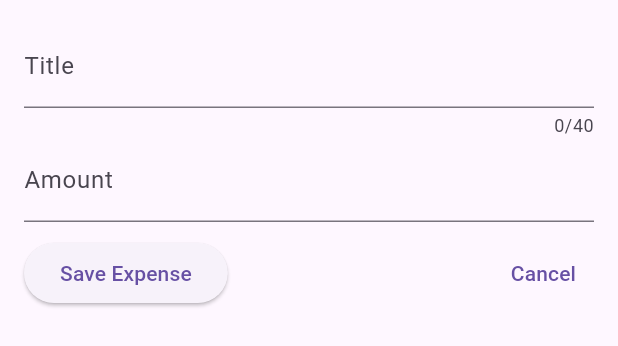
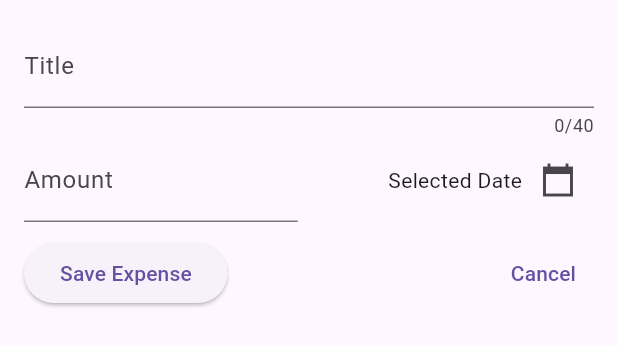
Before and after one commit to ishwar46/everydayFlutter, a Flutter app: the NewExpense widget shown alone on an empty page, opened directly, on a phone screen of 412 x 824 dp. Shown: the top 346 px of the screen. Run offline on Flutter 3.47's test engine with Material 3 defaults, Android fonts, the phone set to English and light mode, and no system bars; our stand-ins replace google_fonts.

Commit message:
Date picker shown

```diff
--- a/expense_tracker/lib/widgets/new_expense.dart
+++ b/expense_tracker/lib/widgets/new_expense.dart
@@ -1,4 +1,5 @@
 import 'package:flutter/material.dart';
+import 'package:flutter/widgets.dart';
 
 class NewExpense extends StatefulWidget {
   const NewExpense({super.key});
@@ -17,6 +18,13 @@ class _NewExpenseState extends State<NewExpense> {
 
   final _titleController = TextEditingController();
   final _amountController = TextEditingController();
+
+  void _presentDatePicker() {
+    final now = DateTime.now();
+    final firstDate = DateTime(now.year - 1, now.month, now.day);
+    final lastDate = DateTime(now.year);
+    showDatePicker(context: context, firstDate: firstDate, lastDate: now);
+  }
 
   @override
   void dispose() {
@@ -38,11 +46,32 @@ class _NewExpenseState extends State<NewExpense> {
               label: Text('Title'),
             ),
           ),
-          TextField(
-            controller: _amountController,
-            keyboardType: TextInputType.number,
-            decoration:
-                const InputDecoration(label: Text('Amount'), prefixText: '\$'),
+          Row(
+            children: [
+              Expanded(
+                child: TextField(
+                  controller: _amountController,
+                  keyboardType: TextInputType.number,
+                  decoration: const InputDecoration(
+                      label: Text('Amount'), prefixText: '\$'),
+                ),
+              ),
+              const SizedBox(
+                width: 15,
+              ),
+              Expanded(
+                  child: Row(
+                mainAxisAlignment: MainAxisAlignment.end,
+                crossAxisAlignment: CrossAxisAlignment.center,
+                children: [
+                  const Text('Selected Date'),
+                  IconButton(
+                    onPressed: _presentDatePicker,
+                    icon: const Icon(Icons.calendar_today_sharp),
+                  )
+                ],
+              )),
+            ],
           ),
           const SizedBox(
             height: 10,
@@ -58,7 +87,9 @@ class _NewExpenseState extends State<NewExpense> {
                 child: const Text("Save Expense"),
               ),
               TextButton(
-                onPressed: () {},
+                onPressed: () {
+                  Navigator.pop(context);
+                },
                 child: const Text("Cancel"),
               )
             ],
```
